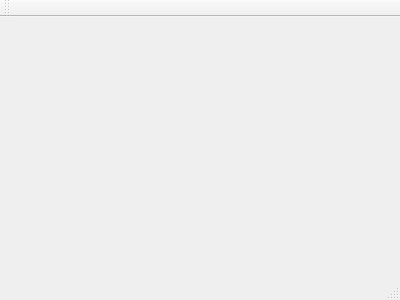
BohdanRomaniuk/Unix-Programming, file 3QtApplication/mainwindow.ui: the form before one commit.
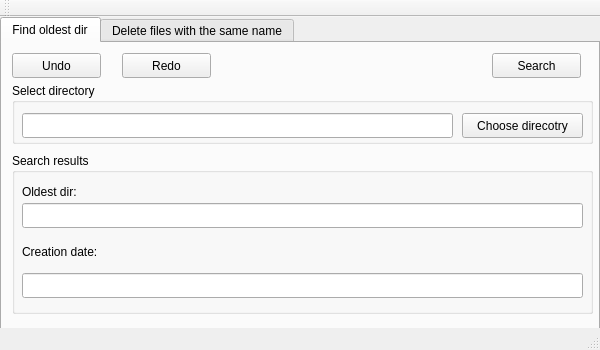
The form after the commit.

Commit message: Add oldest dir searching

Patch:
```diff
--- a/3QtApplication/mainwindow.ui
+++ b/3QtApplication/mainwindow.ui
@@ -6,23 +6,171 @@
    <rect>
     <x>0</x>
     <y>0</y>
-    <width>400</width>
-    <height>300</height>
+    <width>600</width>
+    <height>350</height>
    </rect>
   </property>
   <property name="windowTitle">
    <string>Unix Programming</string>
   </property>
-  <widget class="QWidget" name="centralWidget"/>
-  <widget class="QMenuBar" name="menuBar">
-   <property name="geometry">
-    <rect>
-     <x>0</x>
-     <y>0</y>
-     <width>400</width>
-     <height>22</height>
-    </rect>
-   </property>
+  <widget class="QWidget" name="centralWidget">
+   <widget class="QTabWidget" name="tabWidget">
+    <property name="geometry">
+     <rect>
+      <x>0</x>
+      <y>0</y>
+      <width>600</width>
+      <height>350</height>
+     </rect>
+    </property>
+    <property name="currentIndex">
+     <number>0</number>
+    </property>
+    <widget class="QWidget" name="tab1">
+     <attribute name="title">
+      <string>Find oldest dir</string>
+     </attribute>
+     <widget class="QPushButton" name="pushButton_2">
+      <property name="geometry">
+       <rect>
+        <x>10</x>
+        <y>10</y>
+        <width>89</width>
+        <height>25</height>
+       </rect>
+      </property>
+      <property name="text">
+       <string>Undo</string>
+      </property>
+     </widget>
+     <widget class="QPushButton" name="pushButton_3">
+      <property name="geometry">
+       <rect>
+        <x>120</x>
+        <y>10</y>
+        <width>89</width>
+        <height>25</height>
+       </rect>
+      </property>
+      <property name="text">
+       <string>Redo</string>
+      </property>
+     </widget>
+     <widget class="QGroupBox" name="groupBox">
+      <property name="geometry">
+       <rect>
+        <x>10</x>
+        <y>40</y>
+        <width>581</width>
+        <height>61</height>
+       </rect>
+      </property>
+      <property name="title">
+       <string>Select directory</string>
+      </property>
+      <widget class="QLineEdit" name="selectedDir">
+       <property name="geometry">
+        <rect>
+         <x>10</x>
+         <y>30</y>
+         <width>431</width>
+         <height>25</height>
+        </rect>
+       </property>
+      </widget>
+      <widget class="QPushButton" name="chooseDirButton">
+       <property name="geometry">
+        <rect>
+         <x>450</x>
+         <y>30</y>
+         <width>121</width>
+         <height>25</height>
+        </rect>
+       </property>
+       <property name="text">
+        <string>Choose direcotry</string>
+       </property>
+      </widget>
+     </widget>
+     <widget class="QGroupBox" name="groupBox_2">
+      <property name="geometry">
+       <rect>
+        <x>10</x>
+        <y>110</y>
+        <width>581</width>
+        <height>161</height>
+       </rect>
+      </property>
+      <property name="title">
+       <string>Search results</string>
+      </property>
+      <widget class="QLabel" name="label">
+       <property name="geometry">
+        <rect>
+         <x>10</x>
+         <y>30</y>
+         <width>101</width>
+         <height>17</height>
+        </rect>
+       </property>
+       <property name="text">
+        <string>Oldest dir:</string>
+       </property>
+      </widget>
+      <widget class="QLineEdit" name="oldestDirName">
+       <property name="geometry">
+        <rect>
+         <x>10</x>
+         <y>50</y>
+         <width>561</width>
+         <height>25</height>
+        </rect>
+       </property>
+      </widget>
+      <widget class="QLabel" name="label_2">
+       <property name="geometry">
+        <rect>
+         <x>10</x>
+         <y>90</y>
+         <width>131</width>
+         <height>17</height>
+        </rect>
+       </property>
+       <property name="text">
+        <string>Creation date:</string>
+       </property>
+      </widget>
+      <widget class="QLineEdit" name="oldestDirCreateDate">
+       <property name="geometry">
+        <rect>
+         <x>10</x>
+         <y>120</y>
+         <width>561</width>
+         <height>25</height>
+        </rect>
+       </property>
+      </widget>
+     </widget>
+     <widget class="QPushButton" name="pushButton_4">
+      <property name="geometry">
+       <rect>
+        <x>490</x>
+        <y>10</y>
+        <width>89</width>
+        <height>25</height>
+       </rect>
+      </property>
+      <property name="text">
+       <string>Search</string>
+      </property>
+     </widget>
+    </widget>
+    <widget class="QWidget" name="tab2">
+     <attribute name="title">
+      <string>Delete files with the same name</string>
+     </attribute>
+    </widget>
+   </widget>
   </widget>
   <widget class="QToolBar" name="mainToolBar">
    <attribute name="toolBarArea">
```
The commit also changes 11 other files.
